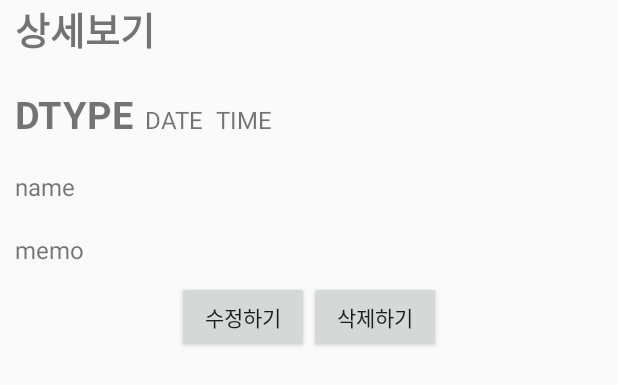
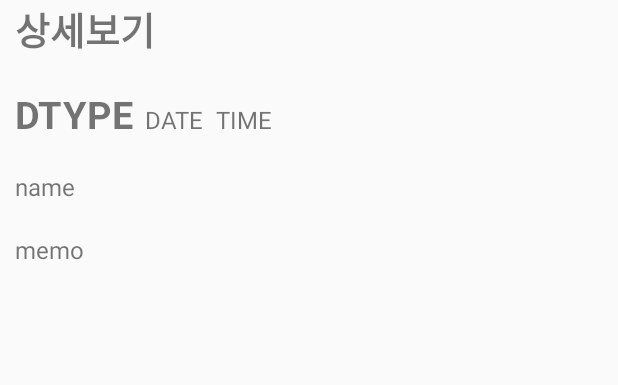
Before and after one commit to godokan/Drunken-Diary, an Android app: the layout dialog_detail.xml on its own in the app's theme, with its tools: preview values and no code run, on a phone screen of 412 x 824 dp. Shown: the top 385 px of the screen. Run offline under Robolectric (Android 15) with nearby library versions, the phone set to English and light mode, and no system bars.

Commit message:
팝업메뉴 생성, 메뉴 접근 방식 수정

```diff
--- a/app/src/main/AndroidManifest.xml
+++ b/app/src/main/AndroidManifest.xml
@@ -1,7 +1,6 @@
 <?xml version="1.0" encoding="utf-8"?>
 <manifest xmlns:android="http://schemas.android.com/apk/res/android"
-    xmlns:tools="http://schemas.android.com/tools"
-    package="com.example.drunkendiary">
+    xmlns:tools="http://schemas.android.com/tools">
 
     <application
         android:allowBackup="true"
--- a/app/src/main/res/layout/dialog_detail.xml
+++ b/app/src/main/res/layout/dialog_detail.xml
@@ -52,20 +52,4 @@
         android:textSize="16sp"
         android:text="memo"
         android:layout_margin="10dp"/>
-    <LinearLayout
-        android:layout_width="match_parent"
-        android:layout_height="wrap_content"
-        android:orientation="horizontal"
-        android:gravity="center">
-        <Button
-            android:id="@+id/btnEdit"
-            android:layout_width="wrap_content"
-            android:layout_height="wrap_content"
-            android:text="수정하기"/>
-        <Button
-            android:id="@+id/btnRemove"
-            android:layout_width="wrap_content"
-            android:layout_height="wrap_content"
-            android:text="삭제하기"/>
-    </LinearLayout>
 </LinearLayout>
--- a/build.gradle
+++ b/build.gradle
@@ -1,5 +1,5 @@
 // Top-level build file where you can add configuration options common to all sub-projects/modules.
 plugins {
-    id 'com.android.application' version '7.2.2' apply false
-    id 'com.android.library' version '7.2.2' apply false
+    id 'com.android.application' version '7.3.1' apply false
+    id 'com.android.library' version '7.3.1' apply false
 }
```
Also changed, not shown: app/src/main/java/com/example/drunkendiary/DetailAccess.java (+30 -22 lines), app/src/main/java/com/example/drunkendiary/SqlDialog.java (added, +11 -0 lines), app/src/main/res/menu/edit_list.xml (added, +9 -0 lines).
